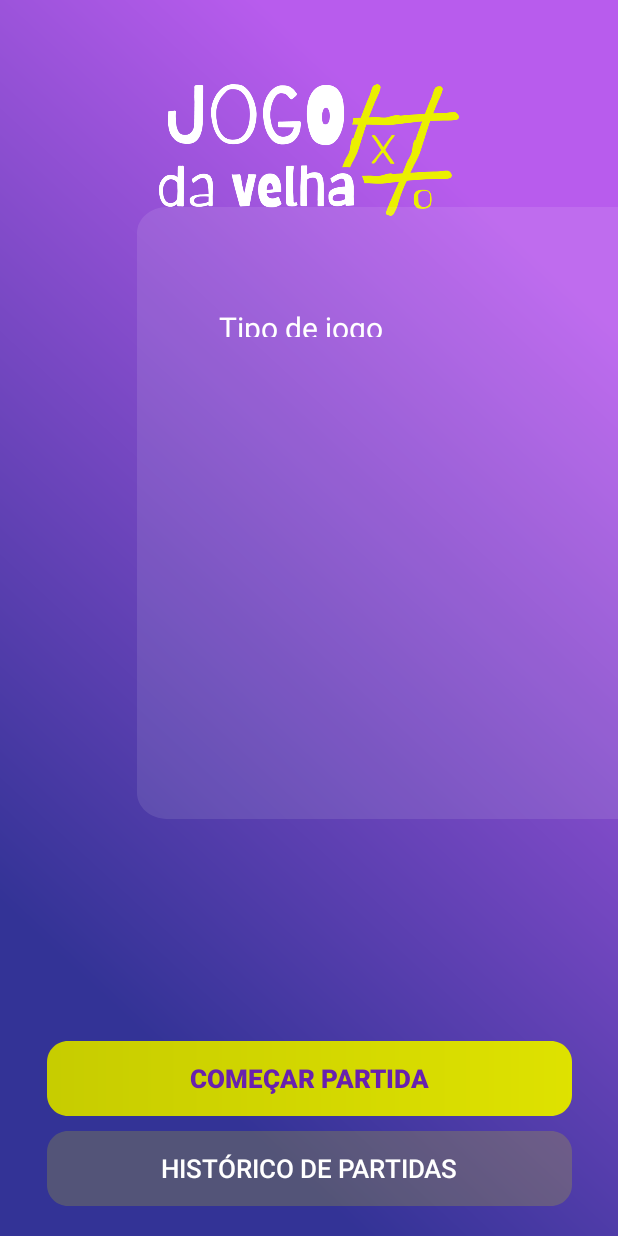
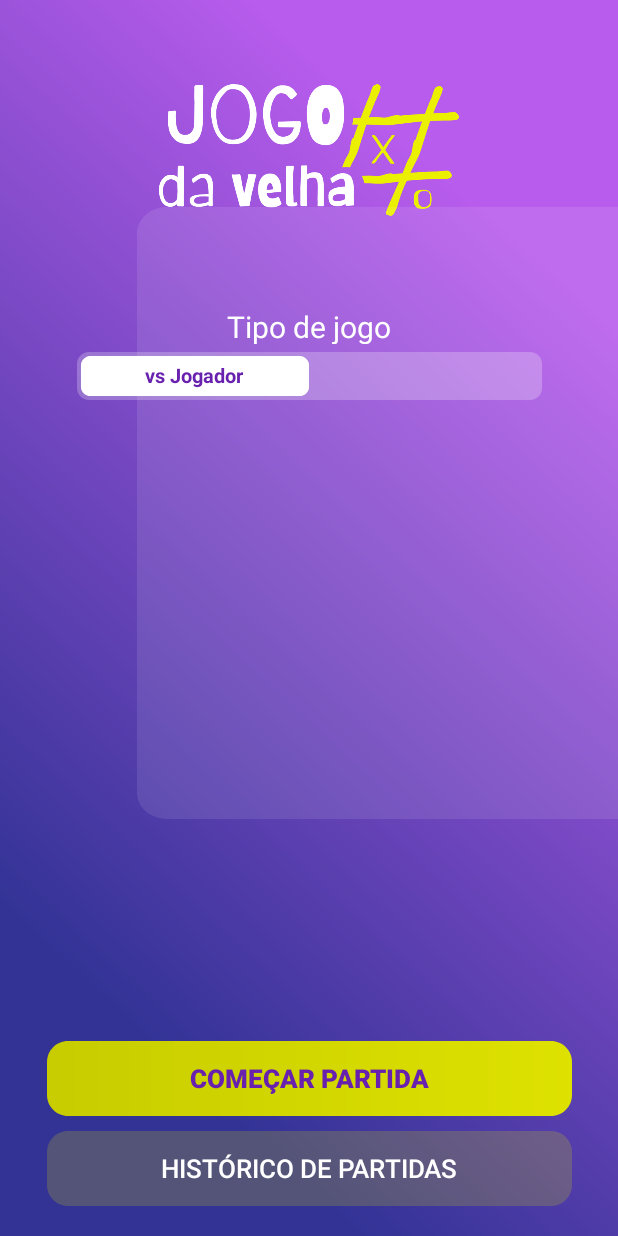
Before and after one commit to William-Sobrinho-Geraldo/jogo_da_velha, an Android app: the screen it shows after launch (MainActivity), on a phone screen of 412 x 824 dp. Run offline under Robolectric (Android 15) with nearby library versions, the phone set to English and light mode, and no system bars.

Commit message:
botão vs jogador

```diff
--- /dev/null
+++ b/app/src/main/res/drawable/segment_1.xml
@@ -0,0 +1,30 @@
+<?xml version="1.0" encoding="utf-8"?>
+<!-- drawable/segmet_1.xml -->
+<vector
+    xmlns:android="http://schemas.android.com/apk/res/android"
+    xmlns:aapt="http://schemas.android.com/aapt"
+    android:width="154dp"
+    android:height="29dp"
+    android:viewportWidth="154"
+    android:viewportHeight="29"
+    >
+    <group>
+        <clip-path
+            android:pathData="M7.5 0.5H146.5C150.366 0.5 153.5 3.63401 153.5 7.5V21.5024C153.5 25.3683 150.366 28.5024 146.5 28.5024H7.5C3.63401 28.5024 0.5 25.3683 0.5 21.5024V7.5C0.5 3.63401 3.63401 0.5 7.5 0.5Z"
+            />
+        <path
+            android:pathData="M0.5 0.5V28.5024H153.5V0.5"
+            android:fillColor="#FFFFFF"
+            />
+    </group>
+    <group>
+        <clip-path
+            android:pathData="M0 0V29.0024H154V0M7.5 0.5H146.5C150.366 0.5 153.5 3.63401 153.5 7.5V21.5024C153.5 25.3683 150.366 28.5024 146.5 28.5024H7.5C3.63401 28.5024 0.5 25.3683 0.5 21.5024V7.5C0.5 3.63401 3.63401 0.5 7.5 0.5Z"
+            />
+        <path
+            android:pathData="M7.5 0.5H146.5C150.366 0.5 153.5 3.63401 153.5 7.5V21.5024C153.5 25.3683 150.366 28.5024 146.5 28.5024H7.5C3.63401 28.5024 0.5 25.3683 0.5 21.5024V7.5C0.5 3.63401 3.63401 0.5 7.5 0.5Z"
+            android:strokeWidth="1"
+            android:strokeColor="#0A000000"
+            />
+    </group>
+</vector>
--- a/app/src/main/res/layout/activity_main.xml
+++ b/app/src/main/res/layout/activity_main.xml
@@ -36,14 +36,14 @@
     <TextView
         android:id="@+id/tipo_de_jog"
         android:layout_width="120dp"
-        android:layout_height="20dp"
+        android:layout_height="25dp"
         android:layout_centerHorizontal="true"
-        android:lineSpacingExtra="-4sp"
         android:text="@string/tipo_de_jog"
         android:backgroundTint="#00000000"
         android:textAppearance="@style/tipo_de_jog"
         android:textColor="#FFFFFF"
         android:textSize="20sp"
+        android:textAlignment="center"
 
         app:layout_constraintBottom_toBottomOf="parent"
         app:layout_constraintEnd_toEndOf="parent"
@@ -51,8 +51,48 @@
         app:layout_constraintTop_toTopOf="@+id/rectangle_4"
         app:layout_constraintVertical_bias="0.1" />
 
+    <ImageView
+        android:id="@+id/segmento_tipo_de_jogo"
+        android:layout_width="310dp"
+        android:layout_height="32dp"
+        android:layout_alignParentTop="true"
+        android:layout_centerHorizontal="true"
+        android:layout_marginTop="5dp"
+        android:background="@drawable/segmentdpi"
+        app:layout_constraintEnd_toEndOf="parent"
+        app:layout_constraintStart_toStartOf="parent"
+        app:layout_constraintTop_toBottomOf="@+id/tipo_de_jog" />
+
+<!--    botão vs Jogador-->
     <androidx.appcompat.widget.AppCompatButton
-        android:id="@+id/appCompatButton"
+        android:id="@+id/vs_jogador"
+        android:layout_width="153dp"
+        android:layout_height="28dp"
+        android:layout_marginTop="2dp"
+        android:layout_marginStart="2dp"
+        android:background="@drawable/segment_1"
+        app:layout_constraintStart_toStartOf="@+id/segmento_tipo_de_jogo"
+        app:layout_constraintTop_toTopOf="@+id/segmento_tipo_de_jogo" />
+
+    <TextView
+        android:layout_width="wrap_content"
+        android:layout_height="wrap_content"
+        android:elevation="2dp"
+        android:text="@string/vs_jogador"
+        android:textColor="#6821AF"
+        android:textSize="13sp"
+        android:lineHeight="20dp"
+        android:textStyle="bold"
+        app:layout_constraintBottom_toBottomOf="@+id/vs_jogador"
+        app:layout_constraintEnd_toEndOf="@+id/vs_jogador"
+        app:layout_constraintStart_toStartOf="@+id/segmento_tipo_de_jogo"
+        app:layout_constraintTop_toTopOf="@+id/segmento_tipo_de_jogo" />
+
+<!--    botão vs Bot-->
+
+
+    <androidx.appcompat.widget.AppCompatButton
+        android:id="@+id/btn_comecar_partida"
         android:layout_width="350dp"
         android:layout_height="50dp"
         android:layout_marginBottom="80dp"
@@ -71,18 +111,18 @@
         android:id="@+id/appCompatButton4"
         android:layout_width="350dp"
         android:layout_height="50dp"
-        android:layout_marginTop="10dp"
         android:background="@drawable/btn_historico"
         android:lineHeight="22dp"
         android:text="@string/historico_de_partidas"
         android:textColor="#FFFFFF"
         android:textFontWeight="600"
+        android:layout_marginTop="10dp"
 
 
         android:textSize="17sp"
         app:layout_constraintEnd_toEndOf="parent"
         app:layout_constraintStart_toStartOf="parent"
-        app:layout_constraintTop_toBottomOf="@+id/appCompatButton" />
+        app:layout_constraintTop_toBottomOf="@+id/btn_comecar_partida" />
 
 
 </androidx.constraintlayout.widget.ConstraintLayout>
--- a/app/src/main/res/values/strings.xml
+++ b/app/src/main/res/values/strings.xml
@@ -3,4 +3,5 @@
     <string name="comecar_partida">Começar Partida</string>
     <string name="historico_de_partidas">Histórico de partidas</string>
     <string name="tipo_de_jog">Tipo de jogo</string>
+    <string name="vs_jogador">vs Jogador</string>
 </resources>
```
Also changed, not shown: app/src/main/res/drawable/segmentdpi.xml (renamed from app/src/main/res/drawable/segment_jogadores.xml).
